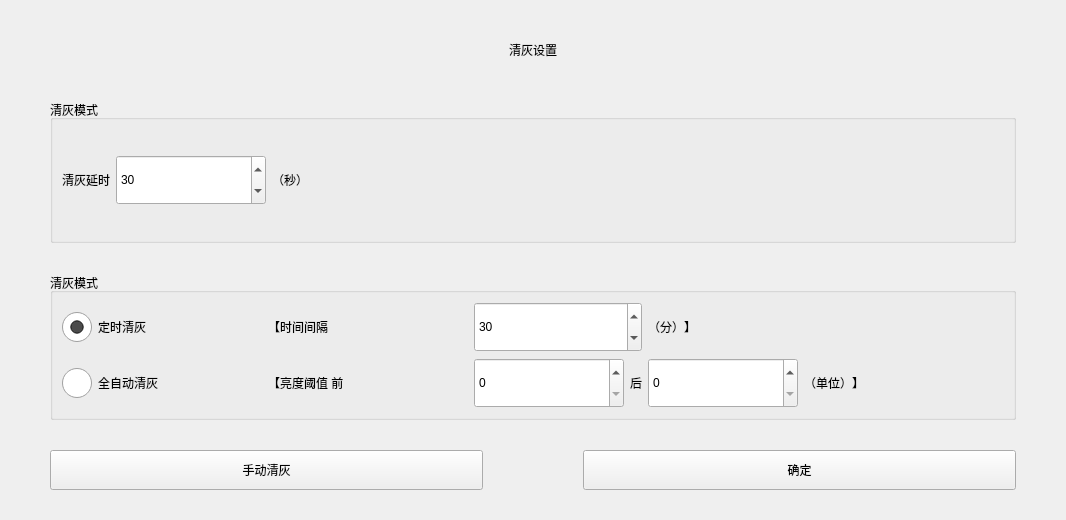
Old version of the form forms/formashclean.ui in the repository zhoutl1106/pjt2.
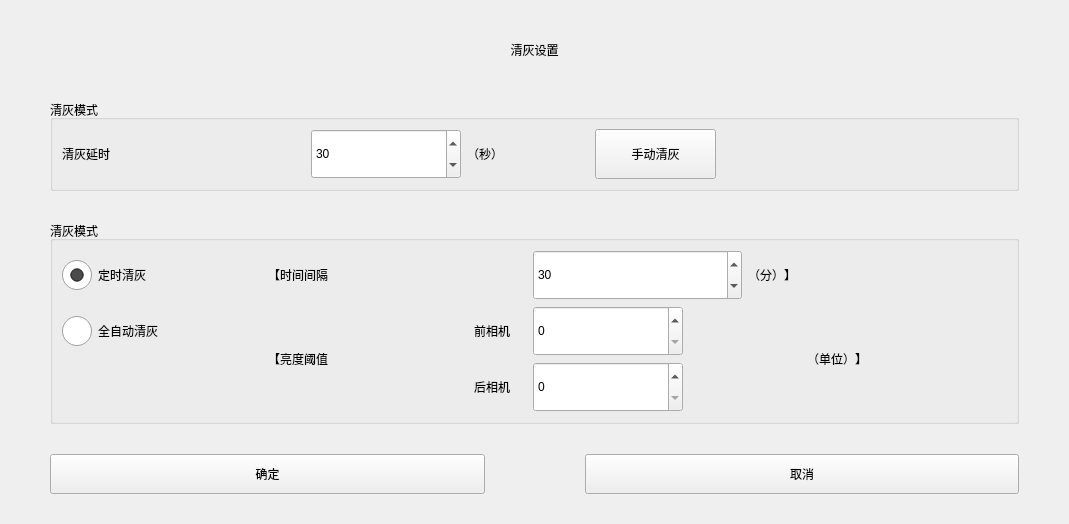
New version of the form.

What changed in the file:
```diff
--- a/forms/formashclean.ui
+++ b/forms/formashclean.ui
@@ -6,7 +6,7 @@
    <rect>
     <x>0</x>
     <y>0</y>
-    <width>1024</width>
+    <width>1069</width>
     <height>520</height>
    </rect>
   </property>
@@ -48,52 +48,49 @@
      </property>
      <layout class="QGridLayout" name="gridLayout">
       <item row="1" column="3">
-       <widget class="QLabel" name="label_7">
+       <widget class="QSpinBox" name="spinBox_thresholdFront">
         <property name="sizePolicy">
-         <sizepolicy hsizetype="Preferred" vsizetype="Preferred">
+         <sizepolicy hsizetype="Fixed" vsizetype="Fixed">
           <horstretch>0</horstretch>
           <verstretch>0</verstretch>
          </sizepolicy>
         </property>
         <property name="minimumSize">
          <size>
-          <width>0</width>
-          <height>0</height>
+          <width>150</width>
+          <height>50</height>
          </size>
         </property>
-        <property name="text">
-         <string>后</string>
+        <property name="minimum">
+         <number>0</number>
+        </property>
+        <property name="maximum">
+         <number>255</number>
         </property>
        </widget>
       </item>
-      <item row="0" column="0">
-       <widget class="QRadioButton" name="radioButtonTiming">
+      <item row="0" column="3" colspan="2">
+       <widget class="QSpinBox" name="spinBox_interval">
         <property name="sizePolicy">
-         <sizepolicy hsizetype="Fixed" vsizetype="Preferred">
+         <sizepolicy hsizetype="Preferred" vsizetype="Fixed">
           <horstretch>0</horstretch>
           <verstretch>0</verstretch>
          </sizepolicy>
         </property>
         <property name="minimumSize">
          <size>
-          <width>200</width>
-          <height>0</height>
+          <width>150</width>
+          <height>50</height>
          </size>
         </property>
-        <property name="styleSheet">
-         <string notr="true">QRadioButton::indicator
-{
-    width:30px;
-    height:30px;
-}
-QRadioButton{
-color:rgb(0,0,0);}</string>
+        <property name="minimum">
+         <number>1</number>
         </property>
-        <property name="text">
-         <string>定时清灰</string>
+        <property name="maximum">
+         <number>99</number>
         </property>
-        <property name="checked">
-         <bool>true</bool>
+        <property name="value">
+         <number>30</number>
         </property>
        </widget>
       </item>
@@ -144,7 +141,79 @@
         </property>
        </widget>
       </item>
-      <item row="1" column="1">
+      <item row="0" column="5" colspan="2">
+       <widget class="QLabel" name="label_4">
+        <property name="sizePolicy">
+         <sizepolicy hsizetype="Fixed" vsizetype="Preferred">
+          <horstretch>0</horstretch>
+          <verstretch>0</verstretch>
+         </sizepolicy>
+        </property>
+        <property name="minimumSize">
+         <size>
+          <width>200</width>
+          <height>0</height>
+         </size>
+        </property>
+        <property name="text">
+         <string>（分）】</string>
+        </property>
+       </widget>
+      </item>
+      <item row="2" column="3">
+       <widget class="QSpinBox" name="spinBox_thresholdEnd">
+        <property name="sizePolicy">
+         <sizepolicy hsizetype="Fixed" vsizetype="Fixed">
+          <horstretch>0</horstretch>
+          <verstretch>0</verstretch>
+         </sizepolicy>
+        </property>
+        <property name="minimumSize">
+         <size>
+          <width>150</width>
+          <height>50</height>
+         </size>
+        </property>
+        <property name="minimum">
+         <number>0</number>
+        </property>
+        <property name="maximum">
+         <number>255</number>
+        </property>
+       </widget>
+      </item>
+      <item row="0" column="0">
+       <widget class="QRadioButton" name="radioButtonTiming">
+        <property name="sizePolicy">
+         <sizepolicy hsizetype="Fixed" vsizetype="Preferred">
+          <horstretch>0</horstretch>
+          <verstretch>0</verstretch>
+         </sizepolicy>
+        </property>
+        <property name="minimumSize">
+         <size>
+          <width>200</width>
+          <height>0</height>
+         </size>
+        </property>
+        <property name="styleSheet">
+         <string notr="true">QRadioButton::indicator
+{
+    width:30px;
+    height:30px;
+}
+QRadioButton{
+color:rgb(0,0,0);}</string>
+        </property>
+        <property name="text">
+         <string>定时清灰</string>
+        </property>
+        <property name="checked">
+         <bool>true</bool>
+        </property>
+       </widget>
+      </item>
+      <item row="1" column="1" rowspan="2">
        <widget class="QLabel" name="label_3">
         <property name="sizePolicy">
          <sizepolicy hsizetype="Fixed" vsizetype="Preferred">
@@ -159,33 +228,49 @@
          </size>
         </property>
         <property name="text">
-         <string>【亮度阈值 前</string>
+         <string>【亮度阈值</string>
         </property>
        </widget>
       </item>
       <item row="1" column="2">
-       <widget class="QSpinBox" name="spinBox_thresholdFront">
+       <widget class="QLabel" name="label_7">
         <property name="sizePolicy">
-         <sizepolicy hsizetype="Fixed" vsizetype="Fixed">
+         <sizepolicy hsizetype="Preferred" vsizetype="Preferred">
           <horstretch>0</horstretch>
           <verstretch>0</verstretch>
          </sizepolicy>
         </property>
         <property name="minimumSize">
          <size>
-          <width>150</width>
-          <height>50</height>
+          <width>0</width>
+          <height>0</height>
          </size>
         </property>
-        <property name="minimum">
-         <number>0</number>
+        <property name="text">
+         <string>前相机</string>
         </property>
-        <property name="maximum">
-         <number>255</number>
+       </widget>
+      </item>
+      <item row="2" column="2">
+       <widget class="QLabel" name="label_8">
+        <property name="sizePolicy">
+         <sizepolicy hsizetype="Preferred" vsizetype="Preferred">
+          <horstretch>0</horstretch>
+          <verstretch>0</verstretch>
+         </sizepolicy>
         </property>
+        <property name="minimumSize">
+         <size>
+          <width>0</width>
+          <height>0</height>
+         </size>
+        </property>
+        <property name="text">
+         <string>后相机</string>
+        </property>
        </widget>
       </item>
-      <item row="1" column="5">
+      <item row="1" column="6" rowspan="2">
        <widget class="QLabel" name="label_5">
         <property name="sizePolicy">
          <sizepolicy hsizetype="Fixed" vsizetype="Preferred">
@@ -204,94 +289,9 @@
         </property>
        </widget>
       </item>
-      <item row="1" column="4">
-       <widget class="QSpinBox" name="spinBox_thresholdEnd">
-        <property name="sizePolicy">
-         <sizepolicy hsizetype="Fixed" vsizetype="Fixed">
-          <horstretch>0</horstretch>
-          <verstretch>0</verstretch>
-         </sizepolicy>
-        </property>
-        <property name="minimumSize">
-         <size>
-          <width>150</width>
-          <height>50</height>
-         </size>
-        </property>
-        <property name="minimum">
-         <number>0</number>
-        </property>
-        <property name="maximum">
-         <number>255</number>
-        </property>
-       </widget>
-      </item>
-      <item row="0" column="4" colspan="2">
-       <widget class="QLabel" name="label_4">
-        <property name="sizePolicy">
-         <sizepolicy hsizetype="Fixed" vsizetype="Preferred">
-          <horstretch>0</horstretch>
-          <verstretch>0</verstretch>
-         </sizepolicy>
-        </property>
-        <property name="minimumSize">
-         <size>
-          <width>200</width>
-          <height>0</height>
-         </size>
-        </property>
-        <property name="text">
-         <string>（分）】</string>
-        </property>
-       </widget>
-      </item>
-      <item row="0" column="2" colspan="2">
-       <widget class="QSpinBox" name="spinBox_interval">
-        <property name="sizePolicy">
-         <sizepolicy hsizetype="Preferred" vsizetype="Fixed">
-          <horstretch>0</horstretch>
-          <verstretch>0</verstretch>
-         </sizepolicy>
-        </property>
-        <property name="minimumSize">
-         <size>
-          <width>150</width>
-          <height>50</height>
-         </size>
-        </property>
-        <property name="minimum">
-         <number>1</number>
-        </property>
-        <property name="maximum">
-         <number>120</number>
-        </property>
-        <property name="value">
-         <number>30</number>
-        </property>
-       </widget>
-      </item>
      </layout>
     </widget>
    </item>
-   <item row="3" column="0">
-    <widget class="QToolButton" name="toolButton_manual">
-     <property name="sizePolicy">
-      <sizepolicy hsizetype="Preferred" vsizetype="Preferred">
-       <horstretch>0</horstretch>
-       <verstretch>0</verstretch>
-      </sizepolicy>
-     </property>
-     <property name="minimumSize">
-      <size>
-       <width>0</width>
-       <height>40</height>
-      </size>
-     </property>
-     <property name="text">
-      <string>手动清灰</string>
-     </property>
-    </widget>
-   </item>
    <item row="3" column="1">
     <widget class="QToolButton" name="toolButton">
      <property name="sizePolicy">
@@ -307,7 +307,7 @@
       </size>
      </property>
      <property name="text">
-      <string>确定</string>
+      <string>取消</string>
      </property>
     </widget>
    </item>
@@ -325,20 +325,13 @@
      <property name="title">
       <string>清灰模式</string>
      </property>
+     <property name="flat">
+      <bool>false</bool>
+     </property>
      <layout class="QGridLayout" name="gridLayout_2">
-      <item row="0" column="3">
-       <widget class="QLabel" name="label_9">
-        <property name="sizePolicy">
-         <sizepolicy hsizetype="Expanding" vsizetype="Preferred">
-          <horstretch>0</horstretch>
-          <verstretch>0</verstretch>
-         </sizepolicy>
-        </property>
-        <property name="text">
-         <string>（秒）</string>
-        </property>
-       </widget>
-      </item>
+      <property name="rightMargin">
+       <number>300</number>
+      </property>
       <item row="0" column="0" colspan="2">
        <widget class="QLabel" name="label_6">
         <property name="sizePolicy">
@@ -373,16 +366,48 @@
          <string notr="true"/>
         </property>
         <property name="minimum">
-         <number>5</number>
+         <number>1</number>
         </property>
         <property name="maximum">
-         <number>99</number>
+         <number>60</number>
         </property>
         <property name="value">
          <number>30</number>
         </property>
        </widget>
       </item>
+      <item row="0" column="5">
+       <widget class="QLabel" name="label_9">
+        <property name="sizePolicy">
+         <sizepolicy hsizetype="Preferred" vsizetype="Preferred">
+          <horstretch>0</horstretch>
+          <verstretch>0</verstretch>
+         </sizepolicy>
+        </property>
+        <property name="text">
+         <string>（秒）</string>
+        </property>
+       </widget>
+      </item>
+      <item row="0" column="6">
+       <widget class="QToolButton" name="toolButton_manual">
+        <property name="sizePolicy">
+         <sizepolicy hsizetype="Preferred" vsizetype="Preferred">
+          <horstretch>0</horstretch>
+          <verstretch>0</verstretch>
+         </sizepolicy>
+        </property>
+        <property name="minimumSize">
+         <size>
+          <width>0</width>
+          <height>40</height>
+         </size>
+        </property>
+        <property name="text">
+         <string>手动清灰</string>
+        </property>
+       </widget>
+      </item>
      </layout>
     </widget>
    </item>
@@ -408,6 +433,25 @@
      </property>
     </widget>
    </item>
+   <item row="3" column="0">
+    <widget class="QToolButton" name="toolButton_2">
+     <property name="sizePolicy">
+      <sizepolicy hsizetype="Preferred" vsizetype="Fixed">
+       <horstretch>0</horstretch>
+       <verstretch>0</verstretch>
+      </sizepolicy>
+     </property>
+     <property name="minimumSize">
+      <size>
+       <width>0</width>
+       <height>40</height>
+      </size>
+     </property>
+     <property name="text">
+      <string>确定</string>
+     </property>
+    </widget>
+   </item>
   </layout>
  </widget>
  <resources/>
```
